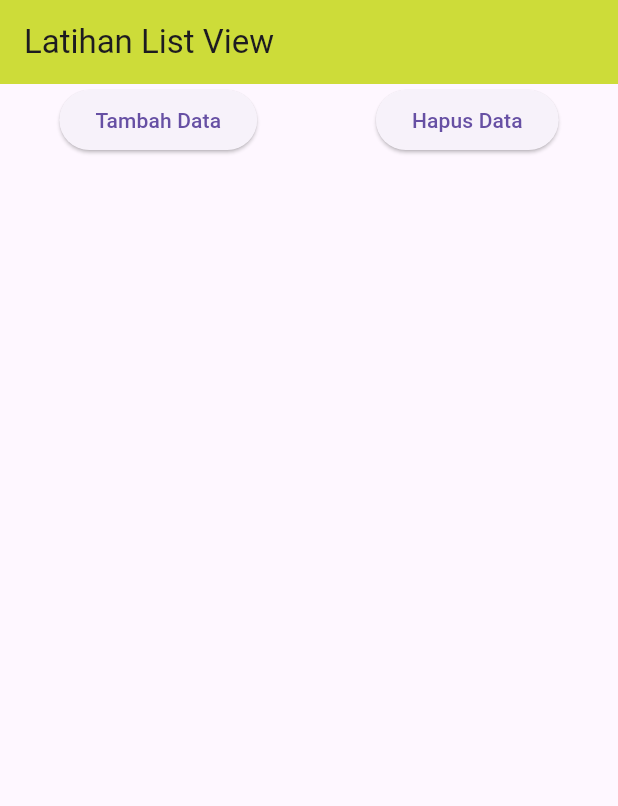
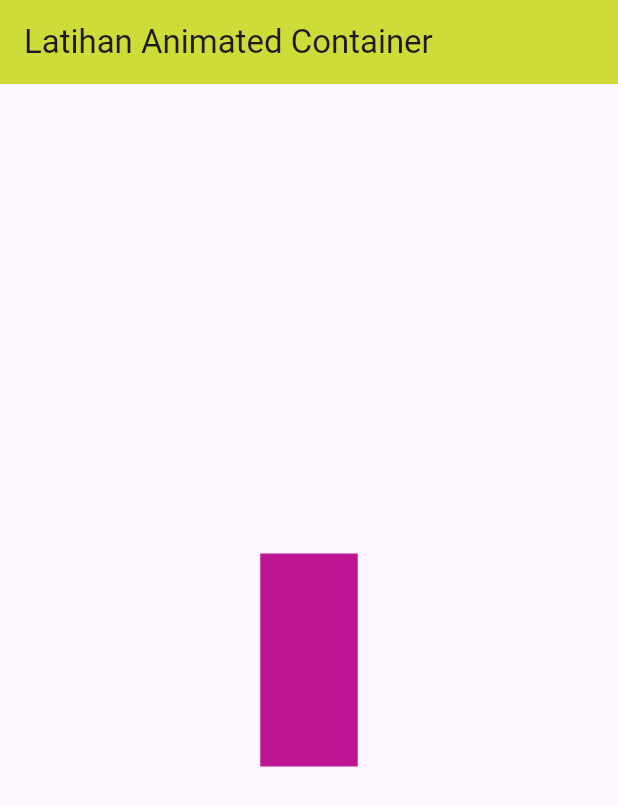
Before and after one commit to yabsiraditya/learn-flutter, a Flutter app: the screen it shows after launch, on a phone screen of 412 x 824 dp. Shown: the top 806 px of the screen. Run offline on Flutter 3.47's test engine with Material 3 defaults, Android fonts, the phone set to English and light mode, and no system bars.

Commit message:
day 4 learn-flutter Animated Container

```diff
--- a/lib/main.dart
+++ b/lib/main.dart
@@ -11,51 +11,29 @@ class MyApp extends StatefulWidget {
 }
 
 class _MyAppState extends State<MyApp> {
-  List<Widget> widgets = [];
-
-  int counter = 1;
+  Random random = Random();
 
   @override
   Widget build(BuildContext context) {
     return MaterialApp(
       home: Scaffold(
         appBar: AppBar(
-          title: Text("Latihan List View"),
+          title: Text("Latihan Animated Container"),
           backgroundColor: Colors.lime,
         ),
-        body: ListView(
-          children: <Widget>[
-            Row(
-              mainAxisAlignment: MainAxisAlignment.spaceAround,
-              children: <Widget>[
-                ElevatedButton(
-                  onPressed: () {
-                    setState(() {
-                      widgets.add(Text(
-                        "Data Ke-" + counter.toString(),
-                        style: TextStyle(fontSize: 30),
-                      ));
-                      counter++;
-                    });
-                  },
-                  child: Text("Tambah Data"),
-                ),
-                ElevatedButton(
-                  onPressed: () {
-                    setState(() {
-                      widgets.removeLast();
-                      counter--;
-                    });
-                  },
-                  child: Text("Hapus Data"),
-                ),
-              ],
+        body: Center(
+          child: GestureDetector(
+            onTap: () {
+              setState(() {});
+            },
+            child: AnimatedContainer(
+              duration: Duration(seconds: 1),
+              width: 50.0 + random.nextInt(101),
+              height: 50.0 + random.nextInt(101),
+              color: Color.fromARGB(255, random.nextInt(256),
+                  random.nextInt(256), random.nextInt(256)),
             ),
-            Column(
-              crossAxisAlignment: CrossAxisAlignment.start,
-              children: widgets,
-            ),
-          ],
+          ),
         ),
       ),
     );
```
